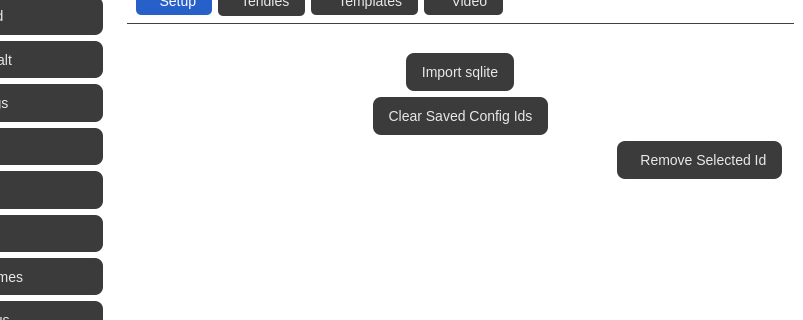
First picture: the form in src/qt/mainwindow.ui, repository leminlimez/Nugget, before the edit; both pictures show x 197 to 1000 and y 117 to 437 of the 1000 by 600 pixel window.
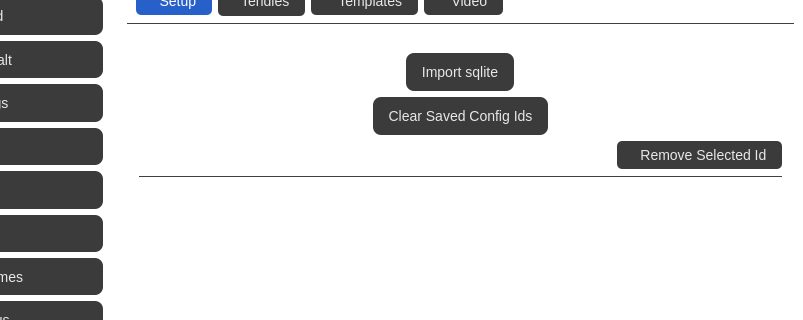
Second picture: the form after the edit. The open tabs and pages were chosen to show the change. Icons and pictures are not drawn.

What changed in the file:
```diff
--- a/src/qt/mainwindow.ui
+++ b/src/qt/mainwindow.ui
@@ -8855,9 +8855,12 @@
               <item>
                <widget class="QStackedWidget" name="pbPages">
                 <property name="enabled">
-                 <bool>false</bool>
+                 <bool>true</bool>
                 </property>
                 <widget class="QWidget" name="pbSetupPage">
+                 <property name="enabled">
+                  <bool>true</bool>
+                 </property>
                  <layout class="QVBoxLayout" name="verticalLayout_38">
                   <property name="leftMargin">
                    <number>12</number>
@@ -8913,6 +8916,9 @@
                     </property>
                     <item>
                      <widget class="QLabel" name="label_67">
+                      <property name="enabled">
+                       <bool>false</bool>
+                      </property>
                       <property name="text">
                        <string>Saved Ids:</string>
                       </property>
@@ -8921,12 +8927,12 @@
                     <item>
                      <widget class="QToolButton" name="removeSelectedIdBtn">
                       <property name="enabled">
-                       <bool>false</bool>
+                       <bool>true</bool>
                       </property>
                       <property name="minimumSize">
                        <size>
                         <width>0</width>
-                        <height>35</height>
+                        <height>25</height>
                        </size>
                       </property>
                       <property name="maximumSize">
@@ -8935,6 +8941,12 @@
                         <height>16777215</height>
                        </size>
                       </property>
+                      <property name="styleSheet">
+                       <string notr="true">QToolButton {
+	min-height: 25px;
+	border-radius: 5px;
+}</string>
+                      </property>
                       <property name="text">
                        <string>  Remove Selected Id</string>
                       </property>
@@ -8942,6 +8954,12 @@
                        <iconset resource="resources.qrc">
                         <normaloff>:/icon/trash.svg</normaloff>:/icon/trash.svg</iconset>
                       </property>
+                      <property name="iconSize">
+                       <size>
+                        <width>14</width>
+                        <height>14</height>
+                       </size>
+                      </property>
                       <property name="toolButtonStyle">
                        <enum>Qt::ToolButtonTextBesideIcon</enum>
                       </property>
@@ -8949,6 +8967,21 @@
                     </item>
                    </layout>
                   </item>
+                  <item>
+                   <widget class="Line" name="line_30">
+                    <property name="styleSheet">
+                     <string notr="true">QFrame {
+	color: #414141;
+}</string>
+                    </property>
+                    <property name="frameShadow">
+                     <enum>QFrame::Plain</enum>
+                    </property>
+                    <property name="orientation">
+                     <enum>Qt::Horizontal</enum>
+                    </property>
+                   </widget>
+                  </item>
                   <item>
                    <widget class="QListWidget" name="savedConfigIdsList"/>
                   </item>
```
Left out of the diff: 6 changed lines with no effect on the pictures.
